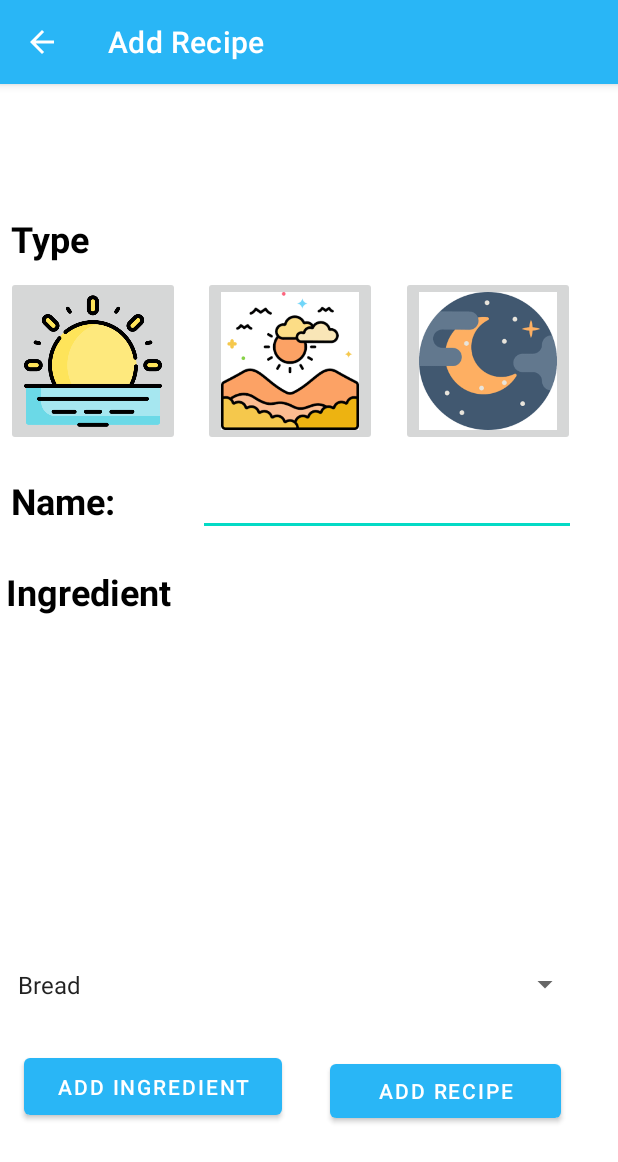
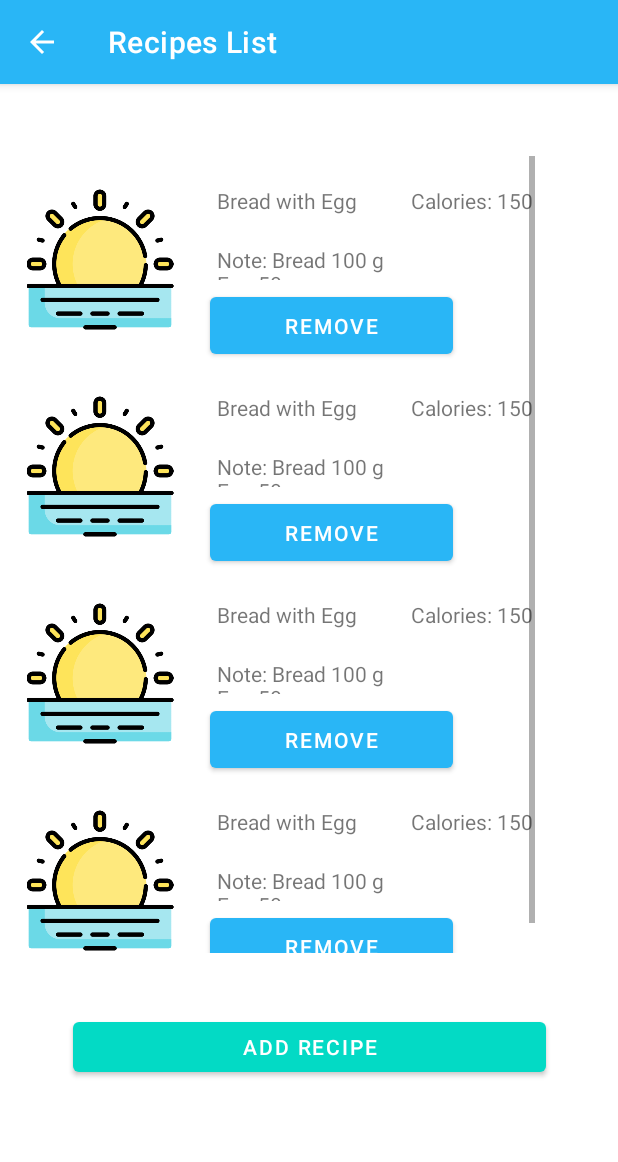
Before and after one commit to AnVuGia/AndroidDevASM_1, an Android app: the MainActivity screen opened directly, with no data from a screen before it, after a tap on "RECIPE", on a phone screen of 412 x 824 dp. Shown: the top 1162 px of the screen. Run offline under Robolectric (Android 15) with nearby library versions, the phone set to English and light mode, and no system bars.

```diff
--- a/app/src/main/java/com/example/asm1/Activity/AddRecipeActivity.java
+++ b/app/src/main/java/com/example/asm1/Activity/AddRecipeActivity.java
@@ -35,14 +35,11 @@ import java.util.ArrayList;
 
 public class AddRecipeActivity extends AppCompatActivity {
     private static final String TAG = "AddRecipeActivity";
-    private ArrayList<Recipe> recipes = UserSingleton.getInstance().getRecipes();
-    private ArrayList<IIngredient> ingredients = UserSingleton.getInstance().getIngredients();
+    private final ArrayList<IIngredient> ingredients = UserSingleton.getInstance().getIngredients();
     private ArrayList<withGuideAndAmount> recipeIngredients = new ArrayList<>();
-    private ArrayList<String> ingredientNames = new ArrayList<>();
+    private final ArrayList<String> ingredientNames = new ArrayList<>();
     private Spinner ingredientSpinner;
-    private Button toIngredientForm, addRecipe;
     private LinearLayout recipe_ingredient_container;
-    private ImageButton breakfast_button, lunch_button, dinner_button;
     private ButtonsChangeHelper buttonsChangeHelper;
     private EditText recipe_name_input;
 
@@ -56,24 +53,26 @@ public class AddRecipeActivity extends AppCompatActivity {
             actionBar.setTitle("Add Recipe");
             actionBar.setDisplayHomeAsUpEnabled(true);
         }
+        //populate data
         ingredientSpinner = findViewById(R.id.ingredient_spinner);
-        toIngredientForm = findViewById(R.id.to_ingerdient_form);
+        Button toIngredientForm = findViewById(R.id.to_ingerdient_form);
         recipe_ingredient_container = findViewById(R.id.recipe_ingredient_container);
-        breakfast_button = findViewById(R.id.breakfast_btn);
-        lunch_button = findViewById(R.id.lunch_btn);
-        dinner_button = findViewById(R.id.dinner_btn);
         recipe_name_input = findViewById(R.id.recipe_name_input);
+        renderSpinner();
+        //render buttons
+        ImageButton breakfast_button = findViewById(R.id.breakfast_btn);
+        ImageButton lunch_button = findViewById(R.id.lunch_btn);
+        ImageButton dinner_button = findViewById(R.id.dinner_btn);
         buttonsChangeHelper = new ButtonsChangeHelper(breakfast_button, lunch_button, dinner_button);
-        addRecipe = findViewById(R.id.add_recipe_button);
+        Button addRecipe = findViewById(R.id.add_recipe_button);
+        //set on click
         addRecipe.setOnClickListener(v -> onAddRecipe());
+        //map ingredient to spinner
         for(IIngredient ingredient : ingredients) {
             ingredientNames.add(ingredient.getName());
         }
-        String[] ingredientNamesArray = ingredientNames.toArray(new String[0]);
-        ArrayAdapter<String> adapter = new ArrayAdapter<>(this, android.R.layout.simple_spinner_item, ingredientNamesArray);
-        adapter.setDropDownViewResource(android.R.layout.simple_spinner_dropdown_item);
-        ingredientSpinner.setAdapter(adapter);
         toIngredientForm.setOnClickListener(v -> setToIngredientForm());
+        //check if there is data
         Intent receivedIntent = getIntent();
         if (receivedIntent.getExtras() != null) {
             recipeIngredients = (ArrayList<withGuideAndAmount>) receivedIntent.getSerializableExtra("recipeIngredients");
@@ -158,6 +157,13 @@ public class AddRecipeActivity extends AppCompatActivity {
         }
         return true;
     }
+    private void renderSpinner() {
+        String[] ingredientNamesArray = ingredientNames.toArray(new String[0]);
+        ArrayAdapter<String> adapter = new ArrayAdapter<>(this, android.R.layout.simple_spinner_item, ingredientNamesArray);
+        adapter.setDropDownViewResource(android.R.layout.simple_spinner_dropdown_item);
+        ingredientSpinner.setAdapter(adapter);
+    }
+
     @Override
     public boolean onSupportNavigateUp() {
         finish();
--- a/app/src/main/java/com/example/asm1/Activity/IngredientListActivity.java
+++ b/app/src/main/java/com/example/asm1/Activity/IngredientListActivity.java
@@ -77,4 +77,9 @@ public class IngredientListActivity extends AppCompatActivity implements IObserv
         finish();
         return true;
     }
+    @Override
+    public void onDestroy() {
+        super.onDestroy();
+        UserSingleton.getInstance().unregister(this);
+    }
 }
--- a/app/src/main/java/com/example/asm1/Activity/MainActivity.java
+++ b/app/src/main/java/com/example/asm1/Activity/MainActivity.java
@@ -26,17 +26,18 @@ import java.util.ArrayList;
 public class MainActivity extends AppCompatActivity implements IObserverUser {
 
     private static final String TAG = "MainActivity";
-    private  ArrayList<Recipe> recipes = UserSingleton.getInstance().getRecipes();
-    private ArrayList<IIngredient> ingredients = UserSingleton.getInstance().getIngredients();
+    private  ArrayList<Recipe> recipes ;
+    private ArrayList<IIngredient> ingredients ;
     private LinearLayout recipe_container;
     private LinearLayout ingredient_container;
     private Button toRecipesList;
     private Button toIngredientsList;
     @Override
     protected void onCreate(Bundle savedInstanceState) {
-        Log.d(TAG, "onCreate: " + recipes.size());
         super.onCreate(savedInstanceState);
         setContentView(R.layout.activity_main_screen);
+        recipes = UserSingleton.getInstance().getRecipes();
+        ingredients = UserSingleton.getInstance().getIngredients();
         toRecipesList = findViewById(R.id.to_recipe);
         toIngredientsList = findViewById(R.id.to_ingredient);
         toRecipesList.setBackgroundColor(getResources().getColor(R.color.add_recipe_button));
@@ -78,7 +79,7 @@ public class MainActivity extends AppCompatActivity implements IObserverUser {
         toRecipesList.setOnClickListener(new View.OnClickListener() {
             @Override
             public void onClick(View v) {
-                Intent intent = new Intent(MainActivity.this, AddRecipeActivity.class);
+                Intent intent = new Intent(MainActivity.this, RecipeListActivity.class);
                 startActivity(intent);
             }
         });
@@ -90,8 +91,6 @@ public class MainActivity extends AppCompatActivity implements IObserverUser {
         recipes = UserSingleton.getInstance().getRecipes();
         ingredients = UserSingleton.getInstance().getIngredients();
         renderView(recipes, ingredients);
-        Log.d(TAG, "update: " + recipes.size());
-        Log.d(TAG, "update: " + ingredients.size());
     }
     private void renderView(ArrayList<Recipe> recipes, ArrayList<IIngredient> ingredients) {
         renderRecipeViews(recipes);
--- a/app/src/main/java/com/example/asm1/Activity/RecipeListActivity.java
+++ b/app/src/main/java/com/example/asm1/Activity/RecipeListActivity.java
@@ -1,16 +1,84 @@
 package com.example.asm1.Activity;
 
+import androidx.appcompat.app.ActionBar;
 import androidx.appcompat.app.AppCompatActivity;
 
+import android.content.Intent;
 import android.os.Bundle;
+import android.view.View;
+import android.widget.Button;
+import android.widget.LinearLayout;
 
+import com.example.asm1.Interface.IObserverUser;
 import com.example.asm1.R;
+import com.example.asm1.model.CreateCardViewHelper;
+import com.example.asm1.model.Recipe;
+import com.example.asm1.model.UserSingleton;
 
-public class RecipeListActivity extends AppCompatActivity {
+import java.io.Serializable;
+import java.util.ArrayList;
+
+public class RecipeListActivity extends AppCompatActivity implements IObserverUser {
 
     @Override
-    protected void onCreate(Bundle savedInstanceState) {
+    protected void onCreate(Bundle savedInstanceState)  {
         super.onCreate(savedInstanceState);
         setContentView(R.layout.activity_recipe_list);
+        UserSingleton.getInstance().register(this);
+        ActionBar actionBar = getSupportActionBar();
+        if (actionBar != null) {
+            actionBar.setTitle("Recipes List");
+            actionBar.setDisplayHomeAsUpEnabled(true);
+        }
+        renderView();
+        Button toAddRecipe = findViewById(R.id.to_add_recipe);
+        toAddRecipe.setBackgroundColor(getResources().getColor(R.color.add_recipe_button));
+        toAddRecipe.setOnClickListener(new View.OnClickListener() {
+            @Override
+            public void onClick(View v) {
+                startActivity(new Intent(RecipeListActivity.this, AddRecipeActivity.class));
+            }
+        });
+    }
+    private void renderView() {
+        ArrayList<Recipe> recipes = UserSingleton.getInstance().getRecipes();
+        LinearLayout recipe_list_container = findViewById(R.id.recipe_list_container);
+        for(Recipe recipe : recipes) {
+            View view = CreateCardViewHelper.createRecipeListRow(this, recipe);
+            recipe_list_container.addView(view);
+            Button remove_btn = view.findViewById(R.id.row_remove);
+            view.setOnClickListener(new View.OnClickListener() {
+                @Override
+                public void onClick(View v) {
+                    Intent intent = new Intent(RecipeListActivity.this, RecipeInformation.class);
+                    intent.putExtra("recipe", (Serializable) recipe);
+                    startActivity(intent);
+                }
+            });
+            remove_btn.setOnClickListener(new View.OnClickListener() {
+                @Override
+                public void onClick(View v) {
+                    recipes.remove(recipe);
+                    recipe_list_container.removeView(view);
+                    UserSingleton.getInstance().notifyObservers();
+                }
+            });
+        }
+
+    }
+
+    @Override
+    public void update() {
+        renderView();
+    }
+    @Override
+    public void onDestroy() {
+        super.onDestroy();
+        UserSingleton.getInstance().unregister(this);
+    }
+    @Override
+    public boolean onSupportNavigateUp() {
+        finish();
+        return true;
     }
 }
--- a/app/src/main/res/layout/activity_recipe_list.xml
+++ b/app/src/main/res/layout/activity_recipe_list.xml
@@ -6,4 +6,30 @@
     android:layout_height="match_parent"
     tools:context=".Activity.RecipeListActivity">
 
+    <ScrollView
+        android:id="@+id/scrollView4"
+        android:layout_width="348dp"
+        android:layout_height="531dp"
+        android:layout_marginTop="48dp"
+        app:layout_constraintEnd_toEndOf="parent"
+        app:layout_constraintHorizontal_bias="0.133"
+        app:layout_constraintStart_toStartOf="parent"
+        app:layout_constraintTop_toTopOf="parent">
+
+        <LinearLayout
+            android:id="@+id/recipe_list_container"
+            android:layout_width="match_parent"
+            android:layout_height="wrap_content"
+            android:orientation="vertical" />
+    </ScrollView>
+
+    <Button
+        android:id="@+id/to_add_recipe"
+        android:layout_width="315dp"
+        android:layout_height="45dp"
+        android:layout_marginTop="40dp"
+        android:text="Add recipe"
+        app:layout_constraintEnd_toEndOf="parent"
+        app:layout_constraintStart_toStartOf="parent"
+        app:layout_constraintTop_toBottomOf="@+id/scrollView4" />
 </androidx.constraintlayout.widget.ConstraintLayout>
--- a/app/src/main/res/layout/row.xml
+++ b/app/src/main/res/layout/row.xml
@@ -22,19 +22,19 @@
 
         <TextView
             android:id="@+id/row_name"
-            android:layout_width="120dp"
-            android:layout_height="26dp"
+            android:layout_width="117dp"
+            android:layout_height="27dp"
             android:layout_marginStart="20dp"
-            android:layout_marginTop="16dp"
+            android:layout_marginTop="20dp"
             android:text="TextView"
             app:layout_constraintStart_toEndOf="@+id/row_image"
             app:layout_constraintTop_toTopOf="parent" />
 
         <TextView
             android:id="@+id/row_calories"
-            android:layout_width="97dp"
-            android:layout_height="26dp"
-            android:layout_marginStart="16dp"
+            android:layout_width="102dp"
+            android:layout_height="27dp"
+            android:layout_marginStart="12dp"
             android:text="TextView"
             app:layout_constraintStart_toEndOf="@+id/row_name"
             app:layout_constraintTop_toTopOf="@+id/row_name" />
@@ -43,10 +43,10 @@
             android:id="@+id/row_desc"
             android:layout_width="222dp"
             android:layout_height="23dp"
-            android:layout_marginTop="16dp"
-            android:layout_marginEnd="40dp"
+            android:layout_marginStart="20dp"
+            android:layout_marginTop="12dp"
             android:text="TextView"
-            app:layout_constraintEnd_toEndOf="parent"
+            app:layout_constraintStart_toEndOf="@+id/row_image"
             app:layout_constraintTop_toBottomOf="@+id/row_name" />
 
         <Button
```
Also changed, not shown: app/src/main/java/com/example/asm1/Activity/AddIngredientActivity.java (+44 -41 lines), app/src/main/res/layout/activity_main_screen.xml (+20 -3 lines), app/src/main/res/drawable/meat.png.
